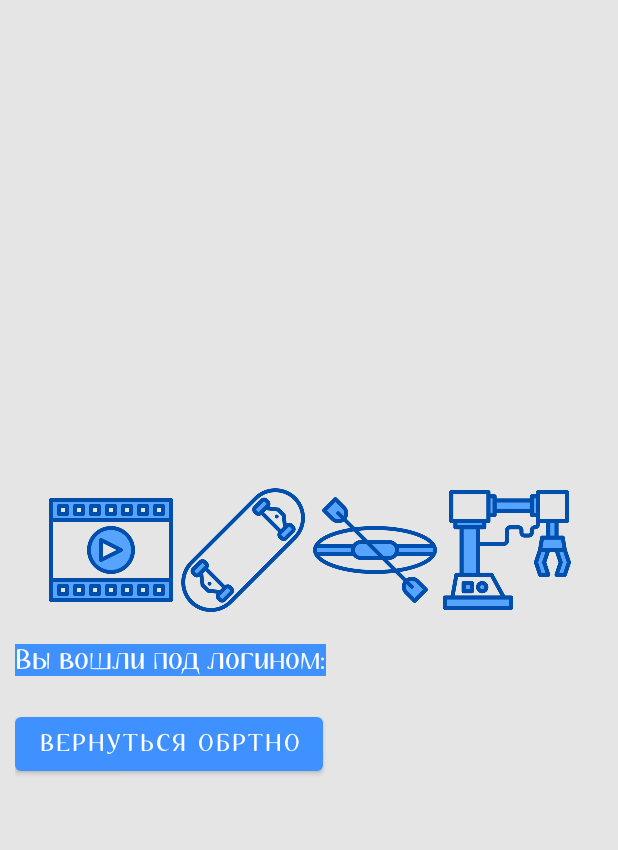
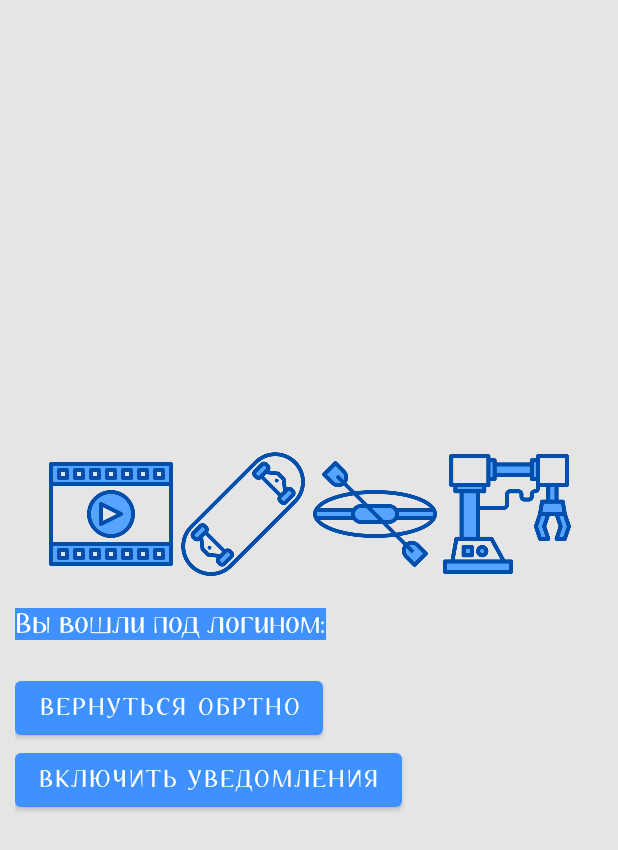
Before and after one commit to el-bess/Pracice_3, an Android app: the layout fragment_sec_list.xml on its own in the app's theme, with its tools: preview values and no code run, on a phone screen of 412 x 824 dp. Shown: the top 850 px of the screen. Run offline under Robolectric (Android 15) with nearby library versions, the light colour scheme and no system bars.

Commit message:
(6 practice)

```diff
--- a/app/src/main/java/com/example/ejornal/first_list.java
+++ b/app/src/main/java/com/example/ejornal/first_list.java
@@ -31,13 +31,15 @@ public class first_list extends Fragment {
         binding.btEnter.setOnClickListener(new View.OnClickListener() {
             public void onClick(View view) {
                 Bundle bundle = new Bundle();
-//              bundle.putString("bundleKey", binding.textNameInformation.getText().toString());
+                bundle.putString("bundleKey", "Navigation text");
                 Navigation.findNavController(view).navigate(R.id.action_first_list_to_sec_list, bundle);
             }
         });
 
         binding.btAutor.setOnClickListener(new View.OnClickListener() {
             public void onClick(View view) {
+                Bundle bundle = new Bundle();
+                bundle.putString("bundleKey", "Navigation text");
                 Navigation.findNavController(view).navigate(R.id.action_first_list_to_third_list);
             }
         });
--- a/app/src/main/res/layout/fragment_sec_list.xml
+++ b/app/src/main/res/layout/fragment_sec_list.xml
@@ -97,9 +97,17 @@
             android:fontFamily="@font/aubrey_pro"
             android:text="Вернуться обртно"
             android:textSize="15sp" />
+        <Button
+            android:id="@+id/btnNotif"
+            android:layout_width="wrap_content"
+            android:layout_height="wrap_content"
+            android:fontFamily="@font/aubrey_pro"
+            android:text="Включить уведомления"
+            android:textSize="15sp" />
         <ListView
             android:id="@+id/list_view"
             android:layout_width="match_parent"
             android:layout_height="match_parent" />
+
     </LinearLayout>
 </FrameLayout>
```
Also changed, not shown: app/src/main/java/com/example/ejornal/MainActivity.java (+1 -16 lines), app/src/main/java/com/example/ejornal/sec_list.java (+46 -7 lines).
